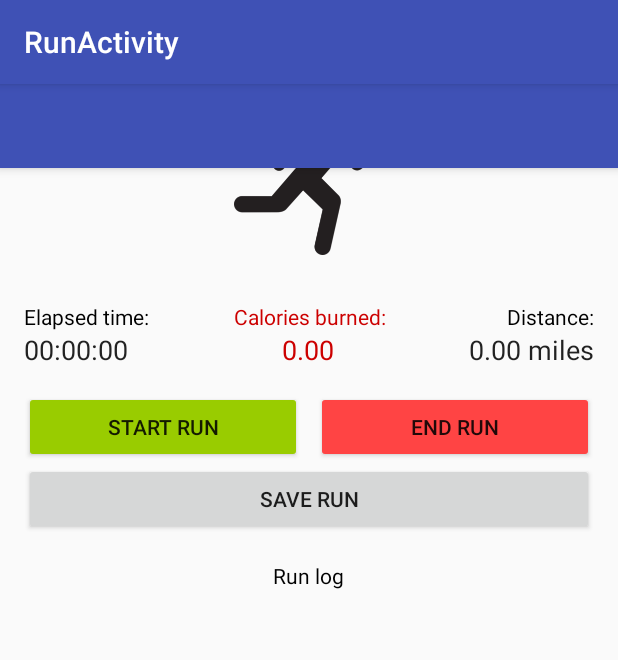
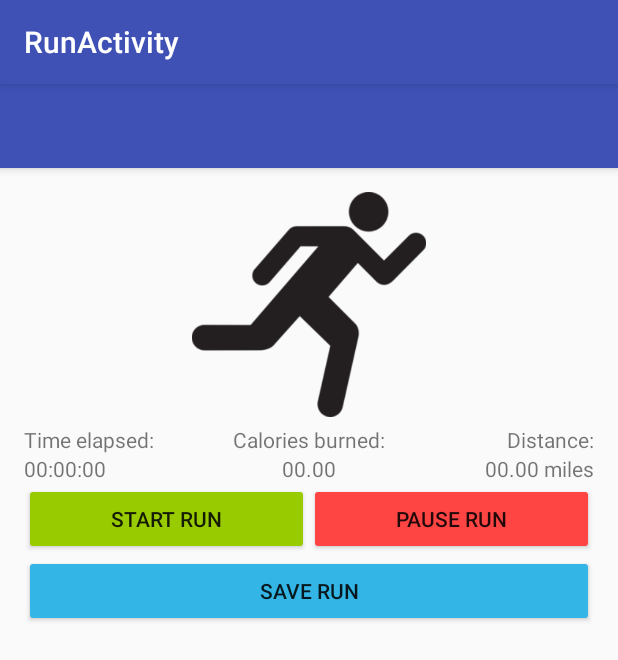
Before and after one commit to benwilliams0540/Assignment1, an Android app: the RunActivity screen opened directly, with no data from a screen before it, on a phone screen of 412 x 824 dp. Shown: the top 660 px of the screen. Run offline under Robolectric (Android 15) with nearby library versions, the phone set to English and light mode, and no system bars; 1 statement that could not run was skipped.

Commit message:
Post-UI fixes

```diff
--- a/app/src/main/java/com/example/benwi/assignment1/RunActivity.java
+++ b/app/src/main/java/com/example/benwi/assignment1/RunActivity.java
@@ -16,6 +16,7 @@ import android.view.MenuItem;
 import android.view.View;
 import android.widget.AdapterView;
 import android.widget.ArrayAdapter;
+import android.widget.Button;
 import android.widget.HeaderViewListAdapter;
 import android.widget.ListAdapter;
 import android.widget.ListView;
@@ -25,11 +26,11 @@ import java.io.IOException;
 import java.util.ArrayList;
 
 public class RunActivity extends AppCompatActivity {
-    private ListView mDrawerList;
-    private ArrayAdapter<String> mAdapter;
-    private ActionBarDrawerToggle mDrawerToggle;
-    private DrawerLayout mDrawerLayout;
-    private String mActivityTitle;
+//    private ListView mDrawerList;
+//    private ArrayAdapter<String> mAdapter;
+//    private ActionBarDrawerToggle mDrawerToggle;
+//    private DrawerLayout mDrawerLayout;
+//    private String mActivityTitle;
 
     private Location startLocation, endLocation;
     private Handler customHandler = new Handler();
@@ -37,6 +38,8 @@ public class RunActivity extends AppCompatActivity {
     private TextView timerValue;
     private TextView distanceValue;
     private TextView calorieValue;
+
+    private Button startButton;
 
     private long startTime = 0L;
     private long timeInMilliseconds = 0L;
@@ -59,62 +62,62 @@ public class RunActivity extends AppCompatActivity {
 //        }
 //        return false;
 //    }
-
-    private void addDrawerItems() {
-        String[] menuItems = {"Information"};
-        mAdapter = new ArrayAdapter<String>(this, android.R.layout.simple_list_item_1, menuItems);
-        mDrawerList.setAdapter(mAdapter);
-    }
-
-    private void setupDrawer() {
-        mDrawerToggle = new ActionBarDrawerToggle(this, mDrawerLayout, R.string.drawer_open, R.string.drawer_close) {
-
-            /** Called when a drawer has settled in a completely open state. */
-            public void onDrawerOpened(View drawerView) {
-                super.onDrawerOpened(drawerView);
-                getSupportActionBar().setTitle("Navigation!");
-                invalidateOptionsMenu(); // creates call to onPrepareOptionsMenu()
-            }
-
-            /** Called when a drawer has settled in a completely closed state. */
-            public void onDrawerClosed(View view) {
-                super.onDrawerClosed(view);
-                getSupportActionBar().setTitle(mActivityTitle);
-                invalidateOptionsMenu(); // creates call to onPrepareOptionsMenu()
-            }
-        };
-
-        mDrawerToggle.setDrawerIndicatorEnabled(true);
-        mDrawerLayout.setDrawerListener(mDrawerToggle);
-    }
+//
+//    private void addDrawerItems() {
+//        String[] menuItems = {"Information"};
+//        mAdapter = new ArrayAdapter<String>(this, android.R.layout.simple_list_item_1, menuItems);
+//        mDrawerList.setAdapter(mAdapter);
+//    }
+//
+//    private void setupDrawer() {
+//        mDrawerToggle = new ActionBarDrawerToggle(this, mDrawerLayout, R.string.drawer_open, R.string.drawer_close) {
+//
+//            /** Called when a drawer has settled in a completely open state. */
+//            public void onDrawerOpened(View drawerView) {
+//                super.onDrawerOpened(drawerView);
+//                getSupportActionBar().setTitle("Navigation!");
+//                invalidateOptionsMenu(); // creates call to onPrepareOptionsMenu()
+//            }
+//
+//            /** Called when a drawer has settled in a completely closed state. */
+//            public void onDrawerClosed(View view) {
+//                super.onDrawerClosed(view);
+//                getSupportActionBar().setTitle(mActivityTitle);
+//                invalidateOptionsMenu(); // creates call to onPrepareOptionsMenu()
+//            }
+//        };
+//
+//        mDrawerToggle.setDrawerIndicatorEnabled(true);
+//        mDrawerLayout.setDrawerListener(mDrawerToggle);
+//    }
 
     @Override
     protected void onCreate(Bundle savedInstanceState) {
         super.onCreate(savedInstanceState);
         setContentView(R.layout.activity_run);
 
-        mDrawerList = (ListView)findViewById(R.id.navList);
-        mDrawerList.setOnItemClickListener(new AdapterView.OnItemClickListener() {
-            @Override
-            public void onItemClick(AdapterView<?> parent, View view, int position, long id){
-                switch (position){
-                    case 0:
-                        startActivity(new Intent(RunActivity.this, InfoActivity.class));
-                        break;
-                    case 1:
-                        startActivity(new Intent(RunActivity.this, SettingsActivity.class));
-                        break;
-                }
-            }
-        });
-        mDrawerLayout = (DrawerLayout)findViewById(R.id.drawer_layout2);
-        mActivityTitle = getTitle().toString();
-
-        //addDrawerItems();
-        //setupDrawer();
-
-        //getSupportActionBar().setDisplayHomeAsUpEnabled(true);
-        //getSupportActionBar().setHomeButtonEnabled(true);
+//        mDrawerList = (ListView)findViewById(R.id.navList2);
+//        mDrawerList.setOnItemClickListener(new AdapterView.OnItemClickListener() {
+//            @Override
+//            public void onItemClick(AdapterView<?> parent, View view, int position, long id){
+//                switch (position){
+//                    case 0:
+//                        startActivity(new Intent(RunActivity.this, InfoActivity.class));
+//                        break;
+//                    case 1:
+//                        startActivity(new Intent(RunActivity.this, SettingsActivity.class));
+//                        break;
+//                }
+//            }
+//        });
+//        mDrawerLayout = (DrawerLayout)findViewById(R.id.drawer_layout2);
+//        mActivityTitle = getTitle().toString();
+//
+//        addDrawerItems();
+//        setupDrawer();
+//
+//        getSupportActionBar().setDisplayHomeAsUpEnabled(true);
+//        getSupportActionBar().setHomeButtonEnabled(true);
 
         runHistory.clear();
         try {
@@ -148,6 +151,7 @@ public class RunActivity extends AppCompatActivity {
         timerValue = (TextView) findViewById(R.id.timerValue);
         distanceValue = (TextView) findViewById(R.id.distanceValue);
         calorieValue = (TextView) findViewById(R.id.calorieValue);
+        startButton = (Button) findViewById(R.id.startButton);
     }
 
 //    @Override
@@ -160,17 +164,34 @@ public class RunActivity extends AppCompatActivity {
         startTime = SystemClock.uptimeMillis();
         startLocation = MainActivity.currentLocation;
         endLocation = MainActivity.currentLocation;
-        customHandler.postDelayed(updateTimerThread, 0);
-        customHandler.postDelayed(updateDistanceThread, 0);
-        customHandler.postDelayed(updateCaloriesThread, 0);
+
+        timeSwapBuff += timeInMilliseconds;
+        customHandler.removeCallbacks(updateTimerThread);
+        customHandler.removeCallbacks(updateDistanceThread);
+        customHandler.removeCallbacks(updateCaloriesThread);
     }
 
     public void endRun(View view){
-        timeSwapBuff += timeInMilliseconds;
+        //timeSwapBuff += timeInMilliseconds;
         endLocation = MainActivity.currentLocation;
         customHandler.removeCallbacks(updateTimerThread);
         customHandler.removeCallbacks(updateDistanceThread);
         customHandler.removeCallbacks(updateCaloriesThread);
+    }
+
+    public void saveRun(View view){
+        int currentRun = runHistory.size()+ 1;
+        String runName = "Run " + currentRun;
+        runHistory.add(runName);
+        try {
+            MainActivity.sharedPreferences.edit().putString(MainActivity.profile.name + "History", ObjectSerializer.serialize(runHistory)).apply();
+            MainActivity.sharedPreferences.edit().putLong(MainActivity.profile.name + runName + "time", updatedTime).apply();
+            MainActivity.sharedPreferences.edit().putFloat(MainActivity.profile.name + runName + "distance", distanceMiles).apply();
+            MainActivity.sharedPreferences.edit().putFloat(MainActivity.profile.name + runName + "calories", calories).apply();
+        } catch (IOException e){
+            e.printStackTrace();
+        }
+        adapter.notifyDataSetChanged();
     }
 
     private ListView getListView(){
--- a/app/src/main/res/layout/content_run.xml
+++ b/app/src/main/res/layout/content_run.xml
@@ -1,10 +1,11 @@
 <?xml version="1.0" encoding="utf-8"?>
-<android.support.v4.widget.DrawerLayout
-    xmlns:android="http://schemas.android.com/apk/res/android"
-    xmlns:tools="http://schemas.android.com/tools"
-    android:id="@+id/drawer_layout2"
-    android:layout_width="match_parent"
-    android:layout_height="match_parent">
+<!--<android.support.v4.widget.DrawerLayout-->
+    <!--xmlns:android="http://schemas.android.com/apk/res/android"-->
+    <!--xmlns:tools="http://schemas.android.com/tools"-->
+    <!--android:id="@+id/drawer_layout2"-->
+    <!--android:layout_width="match_parent"-->
+    <!--android:layout_height="match_parent">-->
+
 <RelativeLayout xmlns:android="http://schemas.android.com/apk/res/android"
     xmlns:app="http://schemas.android.com/apk/res-auto"
     xmlns:tools="http://schemas.android.com/tools"
@@ -22,168 +23,166 @@
     android:focusable="false"
     android:focusableInTouchMode="false">
 
+    <LinearLayout
+        android:orientation="vertical"
+        android:layout_width="match_parent"
+        android:layout_height="match_parent">
+
+        <LinearLayout
+            android:orientation="horizontal"
+            android:layout_width="match_parent"
+            android:layout_height="wrap_content"
+            android:layout_alignParentTop="true"
+            android:layout_centerHorizontal="true">
+
             <ImageView
-            android:layout_width="100dp"
-            android:layout_height="100dp"
+                android:layout_width="150dp"
+                android:layout_height="150dp"
                 app:srcCompat="@drawable/jogging"
-            android:id="@+id/imageView2"
-            android:layout_alignParentTop="true"
-            android:layout_centerHorizontal="true" />
+                android:id="@+id/imageView3"
+                android:layout_weight="1" />
+        </LinearLayout>
+
+        <LinearLayout
+            android:orientation="horizontal"
+            android:layout_width="match_parent"
+            android:layout_height="wrap_content"
+            android:layout_below="@+id/linearLayout"
+            android:layout_centerHorizontal="true"
+            android:paddingTop="5dp">
+
+            <LinearLayout
+                android:orientation="vertical"
+                android:layout_width="match_parent"
+                android:layout_height="wrap_content"
+                android:layout_weight="1"
+                android:layout_gravity="left|fill_horizontal|clip_horizontal">
+
+                <TextView
+                    android:text="Time elapsed:"
+                    android:layout_width="match_parent"
+                    android:layout_height="wrap_content"
+                    android:id="@+id/timeText"
+                    android:textAlignment="viewStart" />
+
+                <TextView
+                    android:text="00:00:00"
+                    android:layout_width="match_parent"
+                    android:layout_height="wrap_content"
+                    android:id="@+id/timerValue"
+                    android:textAlignment="viewStart" />
+
+            </LinearLayout>
+
+            <LinearLayout
+                android:layout_width="match_parent"
+                android:layout_height="wrap_content"
+                android:layout_weight="1"
+                android:layout_gravity="fill_horizontal|center|clip_horizontal"
+                android:orientation="vertical">
+
+                <TextView
+                    android:text="Calories burned:"
+                    android:layout_width="match_parent"
+                    android:layout_height="0dp"
+                    android:id="@+id/caloriesText"
+                    android:textAlignment="center"
+                    android:layout_weight="1" />
+
+                <TextView
+                    android:text="00.00"
+                    android:layout_width="match_parent"
+                    android:layout_height="wrap_content"
+                    android:id="@+id/calorieValue"
+                    android:textAlignment="center" />
+
+            </LinearLayout>
+
+            <LinearLayout
+                android:orientation="vertical"
+                android:layout_width="match_parent"
+                android:layout_height="wrap_content"
+                android:layout_weight="1"
+                android:layout_gravity="right|fill_horizontal|clip_horizontal">
 
                 <TextView
                     android:text="Distance:"
-            android:layout_width="wrap_content"
+                    android:layout_width="match_parent"
                     android:layout_height="wrap_content"
-            android:id="@+id/textView5"
-            android:textColor="@android:color/black"
-            android:layout_above="@+id/timerValue"
-            android:layout_alignParentRight="true"
-            android:layout_alignParentEnd="true" />
-
-        <EditText
-            android:layout_height="wrap_content"
-            android:inputType="numberDecimal"
-            android:ems="10"
-            android:id="@+id/distanceValue"
-            android:text="0.00 miles"
-            android:textAlignment="textEnd"
-            android:contextClickable="false"
-            android:clickable="false"
-            android:cursorVisible="false"
-            android:focusable="false"
-            android:focusableInTouchMode="false"
-            android:padding="0dp"
-            android:layout_below="@+id/textView5"
-            android:layout_alignParentRight="true"
-            android:layout_alignParentEnd="true"
-            android:paddingBottom="5dp"
-            android:background="@android:color/transparent"
-            tools:gravity="end"
-            android:layout_width="95dp" />
-
-        <EditText
-            android:layout_height="wrap_content"
-            android:inputType="number"
-            android:ems="10"
-            android:id="@+id/calorieValue"
-            android:text="0.00"
-            android:textColor="@android:color/holo_red_dark"
-            android:textAlignment="center"
-            android:clickable="false"
-            android:focusable="false"
-            android:focusableInTouchMode="false"
-            android:layout_alignBaseline="@+id/distanceValue"
-            android:layout_alignBottom="@+id/distanceValue"
-            android:layout_centerHorizontal="true"
-            android:padding="0dp"
-            android:paddingBottom="5dp"
-            android:background="@android:color/transparent"
-            android:layout_width="70dp" />
+                    android:id="@+id/distanceText"
+                    android:textAlignment="viewEnd" />
 
                 <TextView
-            android:text="Calories burned:"
-            android:layout_width="wrap_content"
+                    android:text="00.00 miles"
+                    android:layout_width="match_parent"
                     android:layout_height="wrap_content"
-            android:id="@+id/textView6"
-            android:textAlignment="center"
-            android:textColor="@android:color/holo_red_dark"
-            android:layout_above="@+id/calorieValue"
-            android:layout_alignLeft="@+id/imageView2"
-            android:layout_alignStart="@+id/imageView2" />
+                    android:id="@+id/distanceValue"
+                    android:textAlignment="viewEnd" />
 
-        <EditText
-            android:cursorVisible="false"
+            </LinearLayout>
+
+        </LinearLayout>
+
+        <LinearLayout
+            android:orientation="horizontal"
+            android:layout_width="match_parent"
             android:layout_height="wrap_content"
-            android:inputType="none|time"
-            android:ems="10"
-            android:id="@+id/timerValue"
-            android:text="00:00:00"
-            android:textAlignment="viewStart"
-            android:clickable="false"
-            android:focusable="false"
-            android:focusableInTouchMode="false"
-            android:layout_width="95dp"
-            android:layout_below="@+id/textView4"
+            android:layout_below="@+id/linearLayout2"
             android:layout_alignParentLeft="true"
-            android:layout_alignParentStart="true"
-            android:paddingBottom="5dp"
-            android:paddingLeft="0dp"
-            android:paddingTop="0dp"
-            android:background="@android:color/transparent" />
-
-        <TextView
-            android:text="Elapsed time:"
-            android:layout_width="wrap_content"
-            android:layout_height="wrap_content"
-            android:id="@+id/textView4"
-            android:layout_marginTop="29dp"
-            android:textAlignment="center"
-            android:textColor="@android:color/black"
-            android:layout_below="@+id/imageView2"
-            android:layout_alignParentLeft="true"
-            android:layout_alignParentStart="true" />
+            android:layout_alignParentStart="false">
 
             <Button
                 android:text="START RUN"
+                android:layout_width="wrap_content"
                 android:layout_height="wrap_content"
                 android:id="@+id/startButton"
+                android:layout_weight="1"
                 android:onClick="startRun"
-            android:backgroundTint="@android:color/holo_green_light"
-            android:layout_width="185dp"
-            android:layout_below="@+id/timerValue"
-            android:layout_alignParentLeft="true"
-            android:layout_alignParentStart="true"
-            android:layout_marginTop="10dp" />
+                android:backgroundTint="@android:color/holo_green_light" />
 
             <Button
-            android:text="END RUN"
+                android:text="PAUSE RUN"
+                android:layout_width="wrap_content"
                 android:layout_height="wrap_content"
                 android:id="@+id/endButton"
+                android:layout_weight="1"
                 android:onClick="endRun"
-            android:backgroundTint="@android:color/holo_red_light"
-            android:layout_width="185dp"
-            android:layout_alignBaseline="@+id/startButton"
-            android:layout_alignBottom="@+id/startButton"
-            android:layout_alignParentRight="true"
-            android:layout_alignParentEnd="true" />
+                android:backgroundTint="@android:color/holo_red_light" />
+        </LinearLayout>
+
+        <LinearLayout
+            android:orientation="horizontal"
+            android:layout_width="match_parent"
+            android:layout_height="wrap_content">
 
             <Button
                 android:text="SAVE RUN"
-            android:layout_width="match_parent"
+                android:layout_width="wrap_content"
                 android:layout_height="wrap_content"
                 android:id="@+id/saveButton"
-            android:layout_below="@+id/startButton"
-            android:layout_alignParentLeft="true"
-            android:layout_alignParentStart="true"
-            android:onClick="saveRun" />
+                android:layout_weight="1"
+                android:onClick="saveRun"
+                android:backgroundTint="@android:color/holo_blue_light" />
+        </LinearLayout>
+
+        <LinearLayout
+            android:orientation="horizontal"
+            android:layout_width="match_parent"
+            android:layout_height="match_parent">
 
             <ListView
                 android:layout_width="match_parent"
                 android:layout_height="match_parent"
-            android:layout_marginTop="40dp"
-            android:layout_below="@+id/saveButton"
-            android:layout_alignParentLeft="true"
-            android:layout_alignParentStart="true"
                 android:id="@+id/runList" />
+        </LinearLayout>
 
-        <TextView
-            android:text="Run log"
-            android:layout_width="wrap_content"
-            android:layout_height="wrap_content"
-            android:layout_marginTop="17dp"
-            android:id="@+id/textView3"
-            android:textColor="@android:color/black"
-            android:textAlignment="center"
-            android:layout_below="@+id/saveButton"
-            android:layout_centerHorizontal="true" />
+    </LinearLayout>
+</RelativeLayout>
+    <!--<ListView-->
+        <!--android:id="@+id/navList2"-->
+        <!--android:layout_width="200dp"-->
+        <!--android:layout_height="match_parent"-->
+        <!--android:layout_gravity="left|start"-->
+        <!--android:background="#ffeeeeee"/>-->
 
-    </RelativeLayout>
-
-    <ListView
-        android:id="@+id/navList"
-        android:layout_width="200dp"
-        android:layout_height="match_parent"
-        android:layout_gravity="left|start"
-        android:background="#ffeeeeee"/>
-
-</android.support.v4.widget.DrawerLayout>
+<!--</android.support.v4.widget.DrawerLayout>-->
```
Lines whose indentation alone changed are shown as unchanged.
